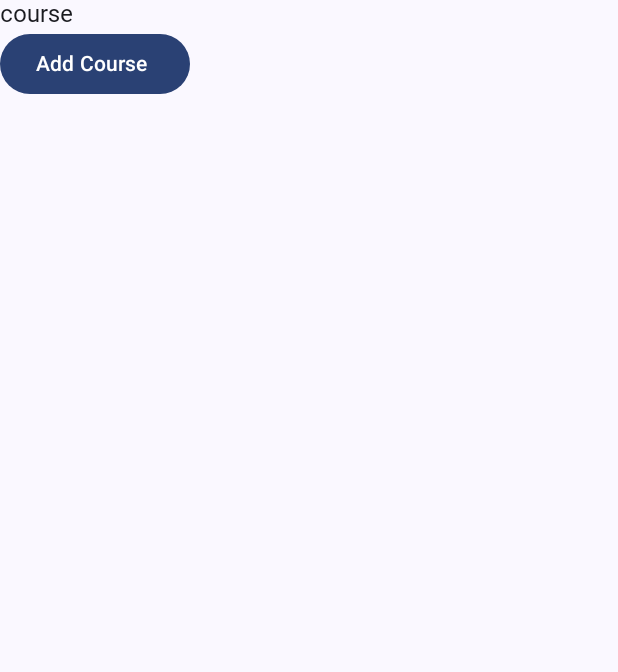
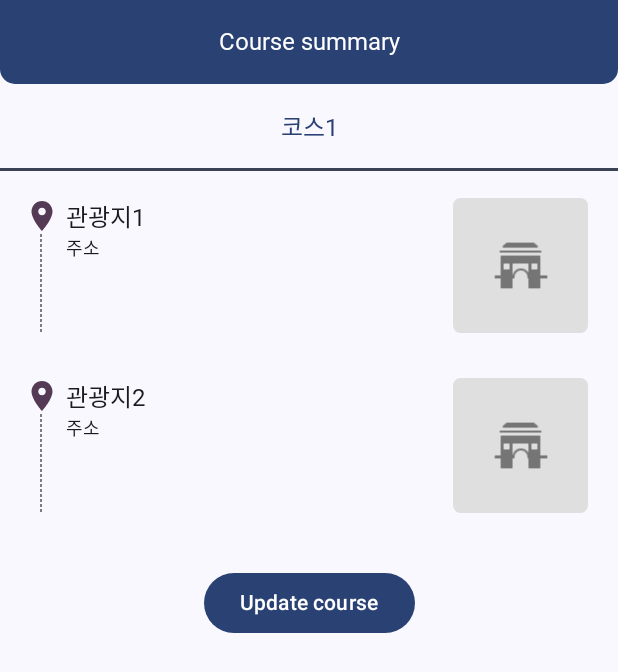
Before and after one commit to SWM-TRAVELY/LearningTrip, an Android app built with Jetpack Compose: the composable CourseScreen called with empty values, on a phone screen of 412 x 824 dp. Shown: the top 672 px of the screen. Run offline under Robolectric (Android 15) with nearby library versions, the phone set to English and light mode, and no system bars; our stand-ins replace Room's generated code; network calls fail; pictures from the network do not load; Roboto replaces fonts that are not available here; 1 statement that could not run was skipped.

Commit message:
Add course screen

```diff
--- a/app/src/main/java/com/leeseungyun1020/learningtrip/MainActivity.kt
+++ b/app/src/main/java/com/leeseungyun1020/learningtrip/MainActivity.kt
@@ -199,17 +199,6 @@ fun AddCourseScreen(navController: NavController, id: String) {
 }
 
 @Composable
-fun CourseScreen(navController: NavController, id: String) {
-    Column {
-        Text(text = "course $id")
-        Button(onClick = { navController.navigate("${Screen.AddCourse.root}/${id}") }) {
-            Text(text = "Add Course $id")
-        }
-    }
-
-}
-
-@Composable
 fun AccountScreen(navController: NavController) {
     Text(text = "account")
 }
--- /dev/null
+++ b/app/src/main/java/com/leeseungyun1020/learningtrip/ui/course/CourseScreen.kt
@@ -0,0 +1,92 @@
+package com.leeseungyun1020.learningtrip.ui.course
+
+import androidx.compose.foundation.layout.Column
+import androidx.compose.foundation.layout.fillMaxWidth
+import androidx.compose.foundation.layout.padding
+import androidx.compose.material3.Button
+import androidx.compose.material3.Divider
+import androidx.compose.material3.MaterialTheme
+import androidx.compose.material3.Text
+import androidx.compose.runtime.Composable
+import androidx.compose.ui.Alignment
+import androidx.compose.ui.Modifier
+import androidx.compose.ui.res.stringResource
+import androidx.compose.ui.text.style.TextAlign
+import androidx.compose.ui.tooling.preview.Preview
+import androidx.compose.ui.unit.dp
+import androidx.navigation.NavController
+import androidx.navigation.compose.rememberNavController
+import com.leeseungyun1020.learningtrip.R
+import com.leeseungyun1020.learningtrip.model.Course
+import com.leeseungyun1020.learningtrip.model.SimplePlace
+import com.leeseungyun1020.learningtrip.ui.Screen
+import com.leeseungyun1020.learningtrip.ui.common.LearningTripScaffold
+
+@Composable
+fun CourseScreen(navController: NavController, id: String) {
+    // TODO: Get course from repository
+    val course = Course(
+        id, "코스1", listOf(
+            SimplePlace(
+                1,
+                "관광지1",
+                "14",
+                "주소",
+                "https://cdn.visitkorea.or.kr/img/call?cmd=VIEW&id=d7036095-6472-4c84-8aee-335314640c34"
+            ),
+            SimplePlace(
+                2,
+                "관광지2",
+                "14",
+                "주소",
+                "https://cdn.visitkorea.or.kr/img/call?cmd=VIEW&id=d7036095-6472-4c84-8aee-335314640c34"
+            ),
+        )
+    )
+    LearningTripScaffold(
+        title = stringResource(id = R.string.title_course),
+    ) {
+        Column {
+            Text(
+                text = course.name,
+                style = MaterialTheme.typography.bodyLarge,
+                modifier = Modifier
+                    .fillMaxWidth()
+                    .padding(vertical = 16.dp),
+                color = MaterialTheme.colorScheme.primary,
+                textAlign = TextAlign.Center
+            )
+            Divider(
+                thickness = 2.dp,
+                color = MaterialTheme.colorScheme.secondary
+            )
+
+            for ((i, place) in course.placeList.withIndex()) {
+                PlaceLocationBox(
+                    simplePlace = place,
+                    modifier = Modifier.padding(
+                        start = 16.dp,
+                        end = 20.dp,
+                        top = if (i == 0) 18.dp else 30.dp
+                    )
+                )
+            }
+            Button(
+                onClick = { navController.navigate("${Screen.AddCourse.root}/${id}") },
+                modifier = Modifier
+                    .align(Alignment.CenterHorizontally)
+                    .padding(top = 36.dp)
+            ) {
+                Text(text = stringResource(id = R.string.action_update_course))
+            }
+
+        }
+    }
+
+}
+
+@Preview(showBackground = true, showSystemUi = true)
+@Composable
+fun CourseScreenPrev() {
+    CourseScreen(navController = rememberNavController(), "1")
+}
--- /dev/null
+++ b/app/src/main/java/com/leeseungyun1020/learningtrip/ui/course/PlaceLocationBox.kt
@@ -0,0 +1,94 @@
+package com.leeseungyun1020.learningtrip.ui.course
+
+import androidx.compose.foundation.Canvas
+import androidx.compose.foundation.layout.*
+import androidx.compose.foundation.shape.RoundedCornerShape
+import androidx.compose.material.icons.Icons
+import androidx.compose.material.icons.filled.LocationOn
+import androidx.compose.material3.Icon
+import androidx.compose.material3.MaterialTheme
+import androidx.compose.material3.Text
+import androidx.compose.runtime.Composable
+import androidx.compose.ui.Alignment
+import androidx.compose.ui.Modifier
+import androidx.compose.ui.draw.clip
+import androidx.compose.ui.geometry.Offset
+import androidx.compose.ui.graphics.Color
+import androidx.compose.ui.graphics.PathEffect
+import androidx.compose.ui.layout.ContentScale
+import androidx.compose.ui.platform.LocalContext
+import androidx.compose.ui.res.painterResource
+import androidx.compose.ui.res.stringResource
+import androidx.compose.ui.tooling.preview.Preview
+import androidx.compose.ui.unit.dp
+import coil.compose.AsyncImage
+import coil.request.ImageRequest
+import com.leeseungyun1020.learningtrip.R
+import com.leeseungyun1020.learningtrip.model.SimplePlace
+
+@Composable
+fun PlaceLocationBox(simplePlace: SimplePlace, modifier: Modifier = Modifier) {
+    Row(modifier = modifier) {
+        Column(
+            modifier = Modifier.height(90.dp),
+            horizontalAlignment = Alignment.CenterHorizontally
+        ) {
+            Icon(
+                imageVector = Icons.Default.LocationOn,
+                contentDescription = stringResource(id = R.string.desc_place),
+                tint = MaterialTheme.colorScheme.tertiary,
+            )
+            val pathEffect = PathEffect.dashPathEffect(floatArrayOf(3f, 2f), 0f)
+            Canvas(
+                Modifier
+                    .fillMaxHeight()
+                    .width(2.dp)
+            ) {
+                drawLine(
+                    color = Color.Black,//MaterialTheme.colorScheme.secondary,
+                    start = Offset(0f, 0f),
+                    end = Offset(0f, size.height),
+                    pathEffect = pathEffect
+                )
+            }
+        }
+
+        Column(
+            modifier = Modifier
+                .padding(start = 4.dp)
+                .weight(1f)
+        ) {
+            Text(text = simplePlace.name, style = MaterialTheme.typography.bodyLarge)
+            Text(text = simplePlace.address, style = MaterialTheme.typography.bodySmall)
+        }
+        AsyncImage(
+            model = ImageRequest.Builder(LocalContext.current)
+                .data(simplePlace.imageURL)
+                .crossfade(true)
+                .build(),
+            placeholder = painterResource(R.drawable.place_placeholder),
+            error = painterResource(R.drawable.place_placeholder),
+            fallback = painterResource(R.drawable.place_placeholder),
+            contentDescription = simplePlace.name,
+            contentScale = ContentScale.Crop,
+            modifier = Modifier
+                .width(90.dp)
+                .height(90.dp)
+                .clip(RoundedCornerShape(5.dp))
+        )
+    }
+}
+
+@Preview(showBackground = true)
+@Composable
+fun PlaceLocationBoxPrev() {
+    PlaceLocationBox(
+        SimplePlace(
+            1,
+            "관광지1",
+            "14",
+            "주소 주소 주소 주소 주소 주소 주소 주소 주소 주소 주소 주소 주소",
+            "https://cdn.visitkorea.or.kr/img/call?cmd=VIEW&id=d7036095-6472-4c84-8aee-335314640c34"
+        )
+    )
+}
--- a/app/src/main/java/com/leeseungyun1020/learningtrip/ui/navigation.kt
+++ b/app/src/main/java/com/leeseungyun1020/learningtrip/ui/navigation.kt
@@ -5,6 +5,7 @@ import androidx.navigation.NavGraphBuilder
 import androidx.navigation.compose.composable
 import androidx.navigation.navigation
 import com.leeseungyun1020.learningtrip.*
+import com.leeseungyun1020.learningtrip.ui.course.CourseScreen
 import com.leeseungyun1020.learningtrip.ui.course.StoryScreen
 import com.leeseungyun1020.learningtrip.ui.home.HomeScreen
 import com.leeseungyun1020.learningtrip.ui.place.PlaceScreen
--- a/app/src/main/res/values/strings.xml
+++ b/app/src/main/res/values/strings.xml
@@ -43,4 +43,7 @@
     <string name="title_similar_place">Similar Place</string>
     <string name="title_nearby_place">Nearby Place</string>
     <string name="action_add">Add</string>
+    <string name="title_course">Course summary</string>
+    <string name="desc_place">Place</string>
+    <string name="action_update_course">Update course</string>
 </resources>
```
Also changed, not shown: 1 other file.
